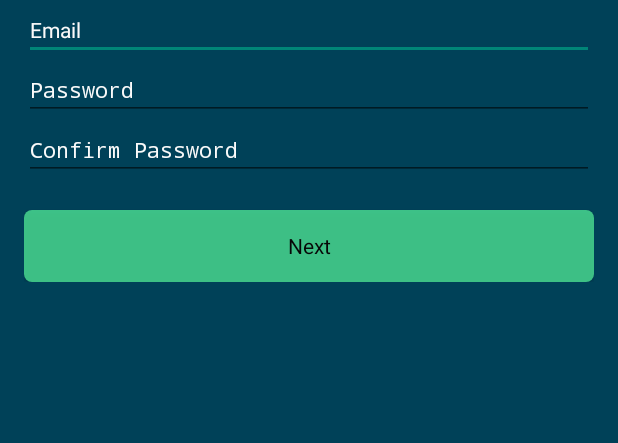
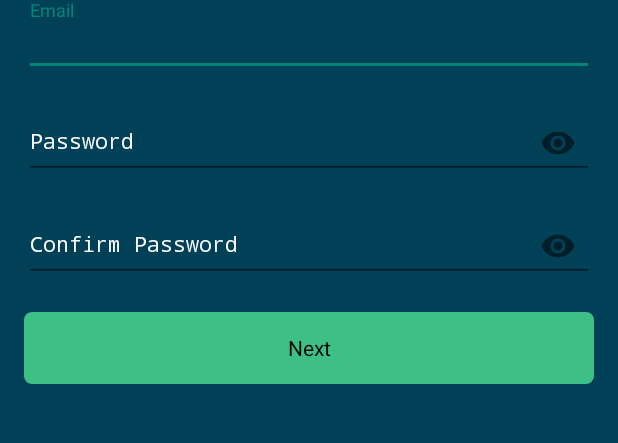
Before and after one commit to Geektrovert/Pigeo, an Android app: the SignUpActivity1 screen opened directly, with no data from a screen before it, on a phone screen of 412 x 824 dp, the part 324-767 px from its top. Run offline under Robolectric (Android 15) with nearby library versions, the phone set to English and light mode, and no system bars.

Commit message:
UI components updated, password visibility toggling added. kinda buggy - should be fixed

```diff
--- a/app/build.gradle
+++ b/app/build.gradle
@@ -57,6 +57,12 @@ dependencies {
         exclude module: 'appcompat-v7'
         exclude module: 'support-v4'
     }
+
+    implementation ('com.android.support:design:28.0.0-rc02') {
+        exclude group: 'com.android.support'
+        exclude module: 'appcompat-v7'
+        exclude module: 'support-v4'
+    }
     // implementation 'com.google.firebase:firebase-functions:16.1.3'
 }
 apply plugin: 'com.google.gms.google-services'
--- a/app/src/main/res/layout/activity_sign_up1.xml
+++ b/app/src/main/res/layout/activity_sign_up1.xml
@@ -1,7 +1,7 @@
 <?xml version="1.0" encoding="utf-8"?>
 <ScrollView
 		xmlns:android="http://schemas.android.com/apk/res/android"
-        xmlns:tools="http://schemas.android.com/tools"
+		xmlns:tools="http://schemas.android.com/tools" xmlns:app="http://schemas.android.com/apk/res-auto"
 		android:layout_width="match_parent"
 		android:layout_height="match_parent"
 		android:padding="16dp"
@@ -21,6 +21,13 @@
                 android:scaleType="fitXY"
                 android:layout_gravity="center_horizontal"
                 android:contentDescription="@string/logo"/>
+		<android.support.design.widget.TextInputLayout
+				android:id="@+id/inputLayout"
+				android:layout_width="match_parent"
+				android:layout_height="wrap_content"
+				app:passwordToggleEnabled="false"
+				android:textColorHint="#fafafa"
+				android:paddingBottom="10dp">
 			<EditText
 					android:id="@+id/signUpEmail"
 					style="@style/Base.Theme.MaterialComponents"
@@ -31,6 +38,15 @@
 					android:textColorHint="#fafafa"
 					android:textColor="#fafafa"
 					tools:ignore="Autofill"/>
+		</android.support.design.widget.TextInputLayout>
+
+		<android.support.design.widget.TextInputLayout
+				android:id="@+id/inputLayout1"
+				android:layout_width="match_parent"
+				android:layout_height="wrap_content"
+				app:passwordToggleEnabled="true"
+				android:textColorHint="#fafafa"
+				android:paddingBottom="10dp">
 			<EditText
 					android:id="@+id/signUpPassword"
 					style="@style/Base.Theme.MaterialComponents"
@@ -41,6 +57,14 @@
 					android:textColorHint="#fafafa"
 					android:textColor="#fafafa"
 					tools:ignore="Autofill"/>
+		</android.support.design.widget.TextInputLayout>
+
+		<android.support.design.widget.TextInputLayout
+				android:id="@+id/inputLayout2"
+				android:layout_width="match_parent"
+				android:layout_height="wrap_content"
+				app:passwordToggleEnabled="true"
+				android:textColorHint="#fafafa">
 			<EditText
 					android:id="@+id/confirmPassword"
 					style="@style/Base.Theme.MaterialComponents"
@@ -51,6 +75,7 @@
 					android:textColorHint="#fafafa"
 					android:inputType="textPassword"
 					tools:ignore="Autofill"/>
+		</android.support.design.widget.TextInputLayout>
         <Button
                 android:id="@+id/next"
 				style="@style/Base.Theme.MaterialComponents"
```
Also changed, not shown: app/src/main/res/layout/activity_edit_profile.xml (+52 -31 lines), app/src/main/res/layout/activity_login.xml (+17 -0 lines). Lines whose indentation alone changed are shown as unchanged.
